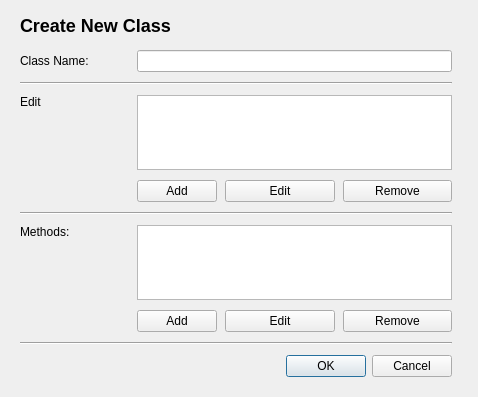
This is src/view/classes/newclassdialog.ui in Garttox/icp as Qt 5 draws it before an edit. The edited form follows.
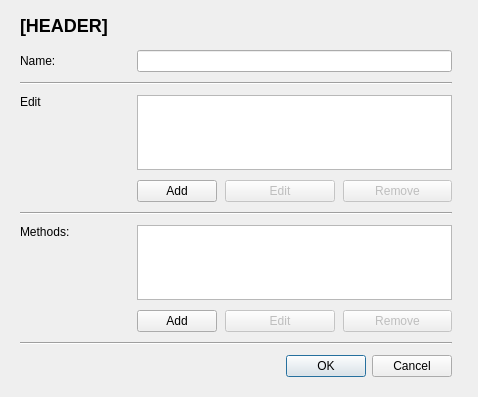
This is the edited form.

```diff
--- a/src/view/classes/newclassdialog.ui
+++ b/src/view/classes/newclassdialog.ui
@@ -53,6 +53,9 @@
     </item>
     <item row="8" column="3">
      <widget class="QPushButton" name="removeMethodButton">
+      <property name="enabled">
+       <bool>false</bool>
+      </property>
       <property name="text">
        <string>Remove</string>
       </property>
@@ -107,6 +110,9 @@
     </item>
     <item row="3" column="3">
      <widget class="QPushButton" name="removeFieldButton">
+      <property name="enabled">
+       <bool>false</bool>
+      </property>
       <property name="text">
        <string>Remove</string>
       </property>
@@ -127,6 +133,9 @@
     </item>
     <item row="8" column="2">
      <widget class="QPushButton" name="editMethodButton">
+      <property name="enabled">
+       <bool>false</bool>
+      </property>
       <property name="text">
        <string>Edit</string>
       </property>
@@ -147,6 +156,9 @@
     </item>
     <item row="3" column="2">
      <widget class="QPushButton" name="editFieldButton">
+      <property name="enabled">
+       <bool>false</bool>
+      </property>
       <property name="text">
        <string>Edit</string>
       </property>
@@ -155,7 +167,7 @@
     <item row="0" column="0">
      <widget class="QLabel" name="label">
       <property name="text">
-       <string>Class Name:</string>
+       <string>Name:</string>
       </property>
       <property name="margin">
        <number>2</number>
@@ -183,7 +195,7 @@
     <rect>
      <x>20</x>
      <y>0</y>
-     <width>191</width>
+     <width>271</width>
      <height>51</height>
     </rect>
    </property>
@@ -192,7 +204,7 @@
 font-size: 18px;</string>
    </property>
    <property name="text">
-    <string>Create New Class</string>
+    <string>[HEADER]</string>
    </property>
    <property name="textFormat">
     <enum>Qt::AutoText</enum>
```
Left out of the diff: 8 changed lines with no effect on the pictures.
